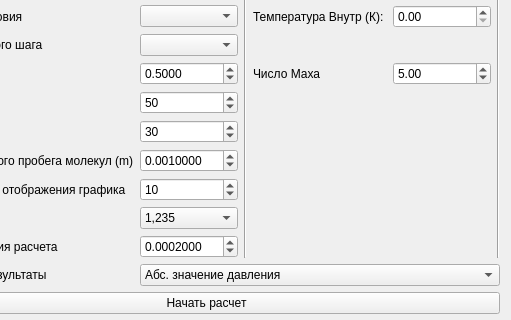
aspexs/FVMNS, file widget.ui: the form before one commit; both pictures show x 644 to 1155 and y 132 to 452 of the 1155 by 866 pixel window.
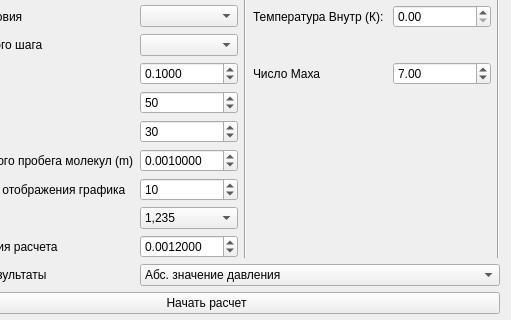
The form after the commit.

```diff
--- a/widget.ui
+++ b/widget.ui
@@ -128,7 +128,7 @@
       <double>0.001000000000000</double>
      </property>
      <property name="value">
-      <double>0.000200000000000</double>
+      <double>0.001200000000000</double>
      </property>
     </widget>
    </item>
@@ -594,7 +594,7 @@
       <double>0.010000000000000</double>
      </property>
      <property name="value">
-      <double>0.500000000000000</double>
+      <double>0.100000000000000</double>
      </property>
     </widget>
    </item>
@@ -611,7 +611,7 @@
    <item row="7" column="8">
     <widget class="QDoubleSpinBox" name="doubleSpinBox_ma">
      <property name="value">
-      <double>5.000000000000000</double>
+      <double>7.000000000000000</double>
      </property>
     </widget>
    </item>
```
